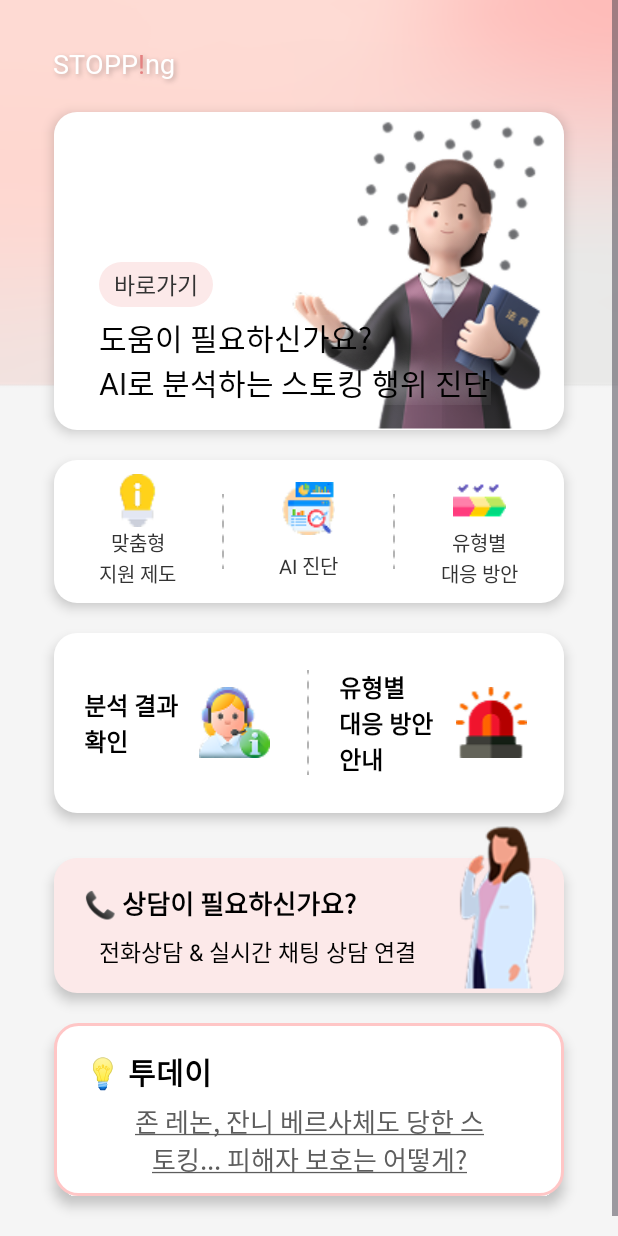
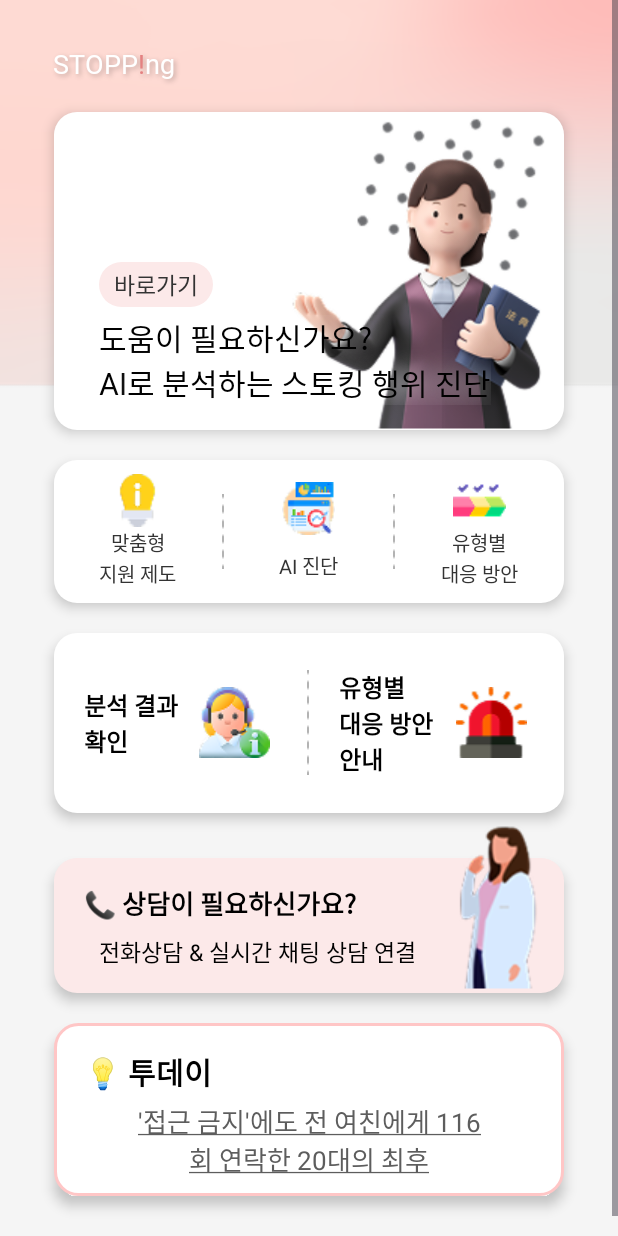
Before and after one commit to lovelhee/Stopping, an Android app: the HomeActivity screen opened directly, with no data from a screen before it, on a phone screen of 412 x 824 dp. Run offline under Robolectric (Android 15) with nearby library versions, the phone set to English and light mode, and no system bars.

```diff
--- a/src/main/java/com/example/stopping/home/HomeActivity.kt
+++ b/src/main/java/com/example/stopping/home/HomeActivity.kt
@@ -1,6 +1,7 @@
 package com.example.stopping.home
 
 import android.content.Intent
+import android.net.Uri
 import android.os.Bundle
 import android.text.Html
 import android.text.SpannableString
@@ -42,10 +43,14 @@ class HomeActivity : AppCompatActivity() {
         }
 
         val tvNews = findViewById<TextView>(R.id.tvNews)
-        val dailyNews = "존 레논, 잔니 베르사체도 당한 스토킹... 피해자 보호는 어떻게?"
+        val dailyNews = "'접근 금지'에도 전 여친에게 116회 연락한 20대의 최후"
         val underlined = SpannableString(dailyNews)
         underlined.setSpan(UnderlineSpan(), 0, dailyNews.length, 0)
         tvNews.text = underlined
+        tvNews.setOnClickListener {
+            val intent = Intent(Intent.ACTION_VIEW, Uri.parse("https://www.dailian.co.kr/news/view/1502291/?sc=Naver"))
+            startActivity(intent)
+        }
 
         findViewById<View>(R.id.layoutMainBtn).setOnClickListener {
             val intent = Intent(this, InputFirstActivity::class.java)
```
